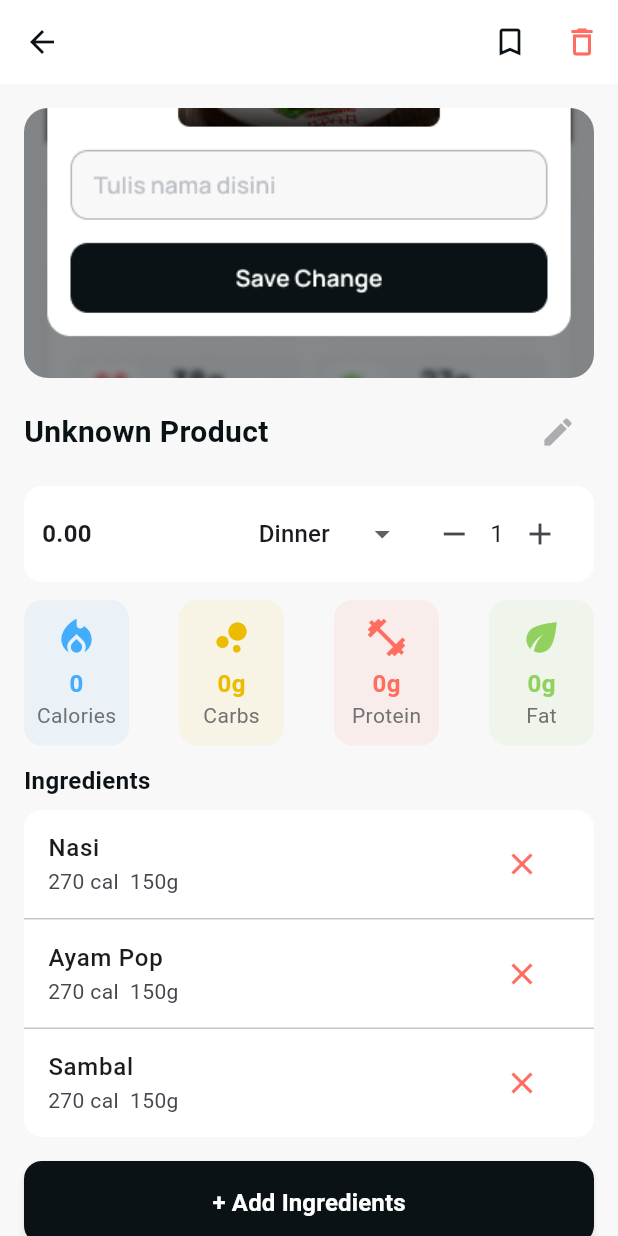
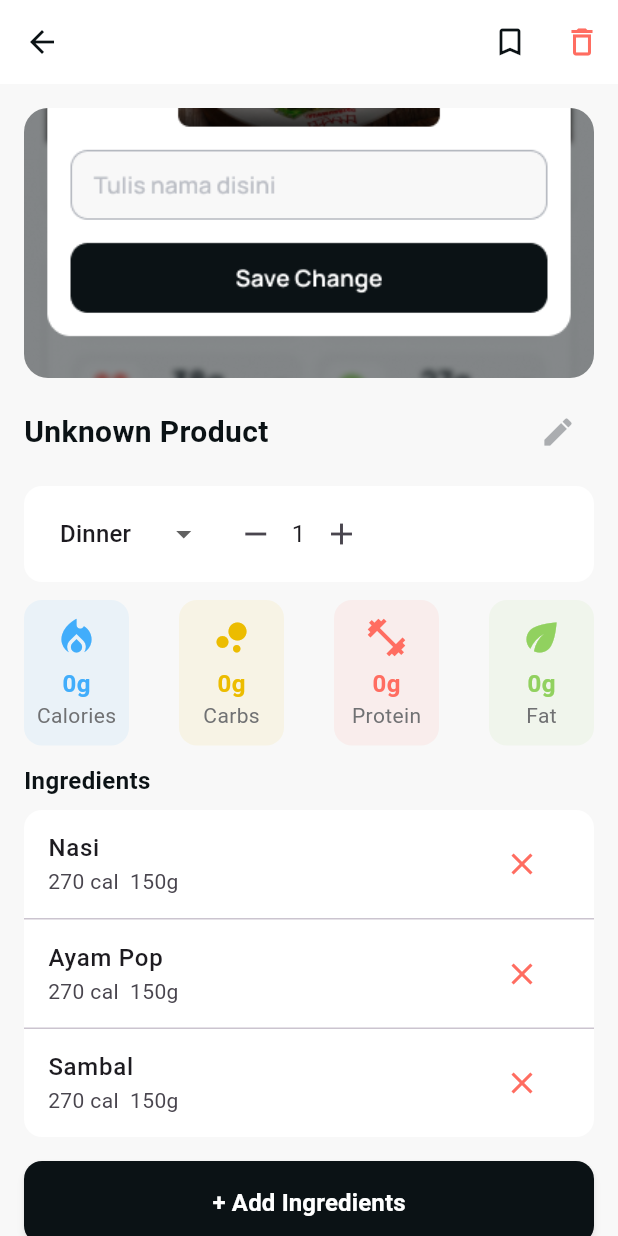
Before and after one commit to RafhiSadipta/Porsiku-Nutrition-Estimation-Tracker, a Flutter app: the ResultPage screen opened directly with empty values, on a phone screen of 412 x 824 dp. Run offline on Flutter 3.47's test engine with Material 3 defaults, Android fonts, the phone set to English and light mode, and no system bars; our stand-ins replace camera, carousel_slider, fl_chart, image_picker, permission_handler, shared_preferences; missing offline and left inert: mobile_scanner, record_platform_interface; accounts and stored records are empty; network calls fail; Roboto replaces fonts that are missing (Manrope).

Commit message:
fix: nilai sudah benar di semua result

```diff
--- a/porsiku/lib/service/api_service.dart
+++ b/porsiku/lib/service/api_service.dart
@@ -14,7 +14,7 @@ Future<Map<String, dynamic>> fetchDailyTarget(String userId) async {
 
   final response = await http.get(
     Uri.parse(
-      'http://192.168.0.104:8080/api/daily_target/$userId',
+      'http://192.168.100.110:8080/api/daily_target/$userId',
     ), // 10.0.2.2 untuk Android emulator
     headers: headers,
   );
--- a/porsiku/lib/view/authentication/login.dart
+++ b/porsiku/lib/view/authentication/login.dart
@@ -38,7 +38,7 @@ class _LoginPageState extends State<LoginPage> {
     });
 
     try {
-      final url = Uri.parse('http://192.168.0.101:8080/api/login');
+      final url = Uri.parse('http://192.168.100.110:8080/api/login');
       final response = await http.post(
         url,
         headers: {'Content-Type': 'application/json'},
--- a/porsiku/lib/view/authentication/signup.dart
+++ b/porsiku/lib/view/authentication/signup.dart
@@ -91,7 +91,7 @@ class _SignupPageState extends State<SignupPage> {
     setState(() => isLoading = true);
 
     final uri = Uri.parse(
-      'http://192.168.0.104:8080/api/register',
+      'http://192.168.100.110:8080/api/register',
     ); // Localhost Android emulator
     final body = {
       'username': username,
--- a/porsiku/lib/view/main/audioinput.dart
+++ b/porsiku/lib/view/main/audioinput.dart
@@ -46,7 +46,7 @@ Future<void> showAudioInputDialog(BuildContext context) async {
       // === STEP 1: Kirim ke detect_food
       var request = http.MultipartRequest(
         'POST',
-        Uri.parse('http://192.168.0.104:8080/api/detect_food'),
+        Uri.parse('http://192.168.100.110:8080/api/detect_food'),
       );
       request.headers['Authorization'] = 'Bearer $token';
       request.files.add(
@@ -77,7 +77,7 @@ Future<void> showAudioInputDialog(BuildContext context) async {
       // === STEP 2: Kirim ke nutri-estimation
       var nutriResponse = await http
           .post(
-            Uri.parse('http://192.168.0.104:8080/api/nutri-estimation'),
+            Uri.parse('http://192.168.100.110:8080/api/nutri-estimation'),
             headers: {
               'Content-Type': 'application/json',
               'Authorization': 'Bearer $token',
--- a/porsiku/lib/view/main/dashboard.dart
+++ b/porsiku/lib/view/main/dashboard.dart
@@ -255,7 +255,7 @@ class _DashboardPageState extends State<DashboardPage> {
               .toList();
       final response = await http
           .post(
-            Uri.parse('http://192.168.0.104:8080/api/nutri-estimation'),
+            Uri.parse('http://192.168.100.110:8080/api/nutri-estimation'),
             headers: <String, String>{
               'Content-Type': 'application/json',
               'Authorization': 'Bearer $token',
--- a/porsiku/lib/view/main/result.dart
+++ b/porsiku/lib/view/main/result.dart
@@ -20,27 +20,30 @@ class ResultPage extends StatelessWidget {
     final Map<String, dynamic> item =
         nutritionResult.isNotEmpty ? nutritionResult[0] : {};
 
-    final String foodName = item['product_name'] ?? 'Unknown Product';
+    final String foodName = item['nama_makanan'] ?? 'Unknown Product';
     final String foodImage =
         imagePath.isNotEmpty ? imagePath : 'assets/images/Rename.png';
     final String? imageUrl = item['image_url'];
 
-    final double price = 0.0; // Optional: bisa dihitung dari kalori misalnya
     final String mealType = 'Dinner';
     final int quantity = 1;
 
     // Hitung total nutrisi dari nutrition_total
-    final Map<String, dynamic> nutr = item['nutrition_total'] ?? {};
-    final double totalKalori = (nutr['calories'] ?? 0).toDouble();
-    final double totalKarbo = (nutr['carbohydrates'] ?? 0).toDouble();
-    final double totalProtein = (nutr['proteins'] ?? 0).toDouble();
-    final double totalLemak = (nutr['fat'] ?? 0).toDouble();
+    final Map<String, dynamic> nutr =
+        item['nutrition_total'] ?? item['nutrition'] ?? item;
+    // Support key Indonesia & Inggris
+    final double totalKalori =
+        (nutr['kalori'] ?? nutr['calories'] ?? 0).toDouble();
+    final double totalKarbo =
+        (nutr['karbohidrat'] ?? nutr['carbs'] ?? 0).toDouble();
+    final double totalProtein = (nutr['protein'] ?? 0).toDouble();
+    final double totalLemak = (nutr['lemak'] ?? nutr['fat'] ?? 0).toDouble();
 
     final Map<String, dynamic> nutrition = {
       'calories': totalKalori.round(),
       'carbs': totalKarbo.round(),
-      'protein': totalProtein.round(),
-      'fat': totalLemak.round(),
+      'proteins': totalProtein.round(),
+      'fats': totalLemak.round(),
     };
 
     final List<Map<String, dynamic>> ingredients =
@@ -48,15 +51,15 @@ class ResultPage extends StatelessWidget {
             ? nutritionResult.map<Map<String, dynamic>>((item) {
               final nutr = item['nutrition_total'] ?? {};
               return {
-                'name': item['product_name'] ?? '',
-                'calories': (nutr['calories'] ?? 0).round(),
-                'mass': item['quantity'] ?? '',
+                'name': item['nama_makanan'] ?? '',
+                'kalori': (nutr['kalori'] ?? 0).round(),
+                'jumlah': item['jumlah'] ?? '',
               };
             }).toList()
             : [
-              {'name': 'Nasi', 'calories': 270, 'mass': '150g'},
-              {'name': 'Ayam Pop', 'calories': 270, 'mass': '150g'},
-              {'name': 'Sambal', 'calories': 270, 'mass': '150g'},
+              {'name': 'Nasi', 'kalori': 270, 'jumlah': '150g'},
+              {'name': 'Ayam Pop', 'kalori': 270, 'jumlah': '150g'},
+              {'name': 'Sambal', 'kalori': 270, 'jumlah': '150g'},
             ];
 
     return Scaffold(
@@ -152,15 +155,6 @@ class ResultPage extends StatelessWidget {
               ),
               child: Row(
                 children: [
-                  Expanded(
-                    child: Text(
-                      price.toStringAsFixed(2),
-                      style: TextStyle(
-                        fontWeight: FontWeight.bold,
-                        fontSize: AppTexts.md,
-                      ),
-                    ),
-                  ),
                   const SizedBox(width: AppBorderRadius.md),
                   DropdownButton<String>(
                     value: mealType,
@@ -211,13 +205,13 @@ class ResultPage extends StatelessWidget {
                 ),
                 _NutritionCard(
                   icon: Icons.fitness_center,
-                  value: nutrition['protein'],
+                  value: nutrition['proteins'],
                   label: 'Protein',
                   color: AppColors.red,
                 ),
                 _NutritionCard(
                   icon: Icons.eco,
-                  value: nutrition['fat'],
+                  value: nutrition['fats'],
                   label: 'Fat',
                   color: AppColors.green,
                 ),
@@ -251,7 +245,7 @@ class ResultPage extends StatelessWidget {
                       style: const TextStyle(fontWeight: FontWeight.w500),
                     ),
                     subtitle: Text(
-                      '${ing['calories']} cal\u00A0\u00A0${ing['mass']}',
+                      '${ing['kalori']} cal\u00A0\u00A0${ing['jumlah']}',
                     ),
                     trailing: IconButton(
                       icon: const Icon(Icons.close, color: AppColors.red),
@@ -302,7 +296,7 @@ class _NutritionCard extends StatelessWidget {
           Icon(icon, color: color, size: AppIcons.lg),
           const SizedBox(height: 4),
           Text(
-            '$value${label == 'Calories' ? '' : 'g'}',
+            '$value${label == 'kalori' ? '' : 'g'}',
             style: TextStyle(
               fontWeight: FontWeight.bold,
               fontSize: AppTexts.md,
--- a/porsiku/lib/view/main/scan.dart
+++ b/porsiku/lib/view/main/scan.dart
@@ -128,7 +128,7 @@ class _ScanPageState extends State<ScanPage> {
       }
 
       final uri = Uri.parse(
-        'http://192.168.0.104:8080/api/produk?barcode=$barcode',
+        'http://192.168.100.110:8080/api/produk?barcode=$barcode',
       );
 
       final response = await http.get(
--- a/porsiku/lib/view/main/viewimage.dart
+++ b/porsiku/lib/view/main/viewimage.dart
@@ -34,7 +34,7 @@ class _ViewImagePageState extends State<ViewImagePage> {
       // 1. Send image to /api/detect_food
       var request = http.MultipartRequest(
         'POST',
-        Uri.parse('http://192.168.0.104:8080/api/detect_food'),
+        Uri.parse('http://192.168.100.110:8080/api/detect_food'),
       );
       request.headers['Authorization'] = 'Bearer $token';
       // Tentukan content-type manual
@@ -67,7 +67,7 @@ class _ViewImagePageState extends State<ViewImagePage> {
       // 2. Send food list to /api/nutri-estimation
       var nutriResponse = await http
           .post(
-            Uri.parse('http://192.168.0.104:8080/api/nutri-estimation'),
+            Uri.parse('http://192.168.100.110:8080/api/nutri-estimation'),
             headers: {
               'Content-Type': 'application/json',
               'Authorization': 'Bearer $token',
@@ -127,7 +127,7 @@ class _ViewImagePageState extends State<ViewImagePage> {
       bool isFoto = true;
       // Kirim ke backend
       final konsumsiResponse = await http.post(
-        Uri.parse('http://192.168.0.104:8080/api/konsumsi'),
+        Uri.parse('http://192.168.100.110:8080/api/konsumsi'),
         headers: {
           'Content-Type': 'application/json',
           'Authorization': 'Bearer $token',
```
